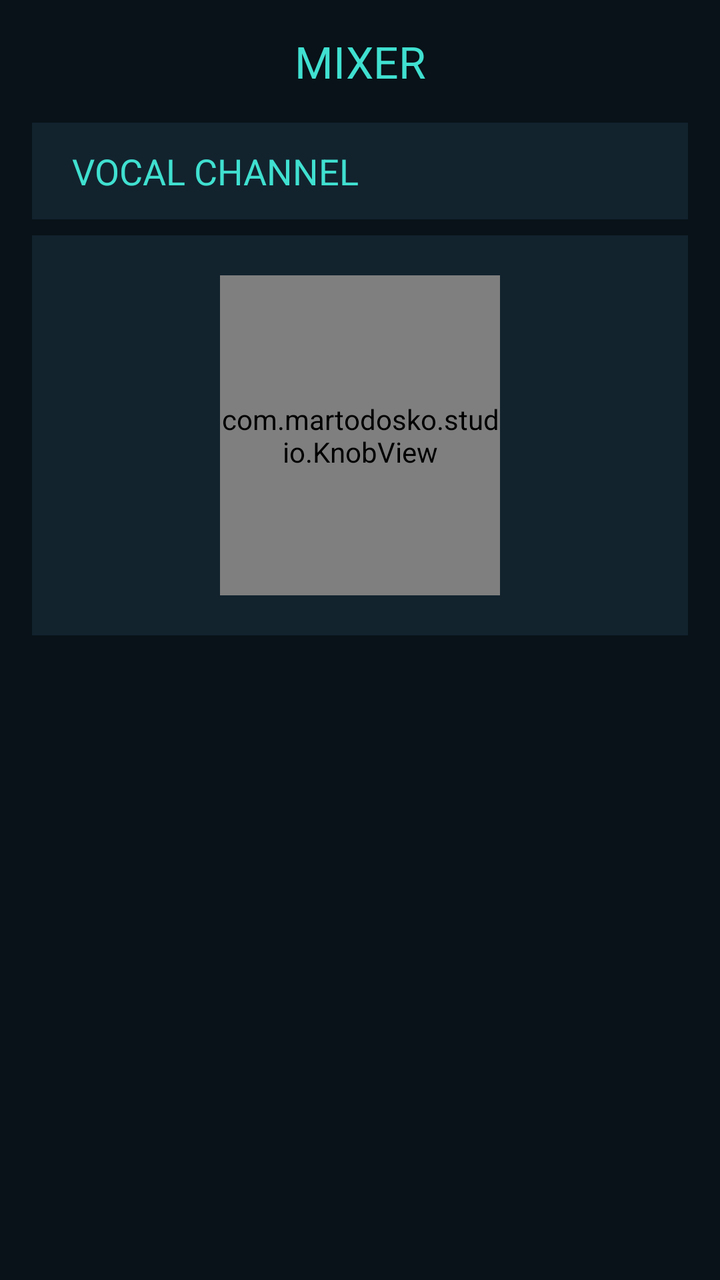
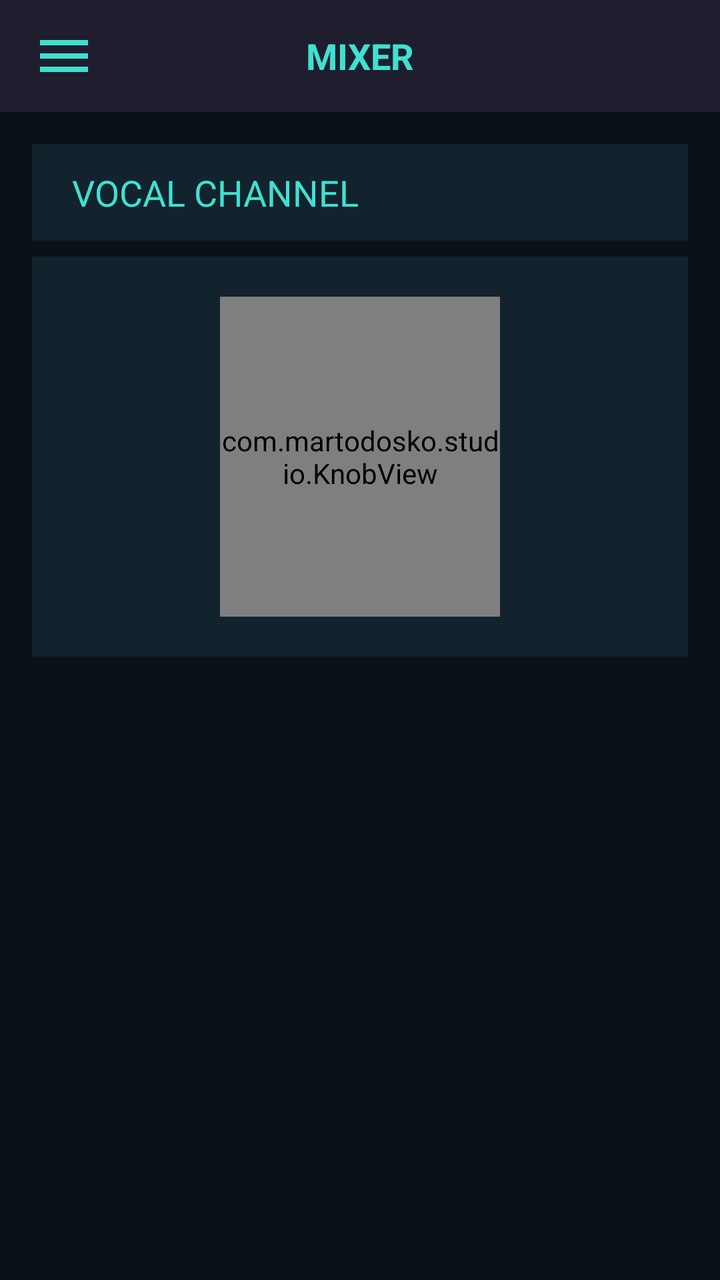

An Android layout rendered at two revisions. The XML below is the earlier revision; the diff shows what the commit changed to produce the second picture.
<!-- AndroidManifest.xml: activity theme Theme.AppCompat.Light.NoActionBar -->
<!-- res/layout/activity_mixer.xml -->
<?xml version="1.0" encoding="utf-8"?>
<ScrollView xmlns:android="http://schemas.android.com/apk/res/android"
    android:layout_width="match_parent"
    android:layout_height="match_parent"
    android:background="#081218"
    android:fillViewport="true">

    <LinearLayout
        android:layout_width="match_parent"
        android:layout_height="wrap_content"
        android:orientation="vertical"
        android:padding="16dp">

        
        <TextView
            android:layout_width="match_parent"
            android:layout_height="wrap_content"
            android:text="MIXER"
            android:textColor="#40E0D0"
            android:textSize="22sp"
            android:gravity="center"
            android:paddingBottom="16dp"/>

        
        <TextView
            android:layout_width="match_parent"
            android:layout_height="wrap_content"
            android:text="VOCAL CHANNEL"
            android:textColor="#40E0D0"
            android:textSize="18sp"
            android:paddingTop="12dp"
            android:paddingBottom="12dp"
            android:paddingLeft="20dp"
            android:paddingRight="20dp"
            android:background="#12232E"/>

        
        <LinearLayout
            android:layout_width="match_parent"
            android:layout_height="wrap_content"
            android:orientation="vertical"
            android:gravity="center_horizontal"
            android:paddingTop="20dp"
            android:paddingBottom="20dp"
            android:background="#12232E"
            android:layout_marginTop="8dp">

            
            <com.martodosko.studio.KnobView
                android:id="@+id/knob_gain"
                android:layout_width="140dp"
                android:layout_height="160dp"/>

            

        </LinearLayout>

    </LinearLayout>
</ScrollView>
<!-- resources referenced by this layout -->
<resources>

</resources>

<!-- the commit's change to res/layout/activity_mixer.xml (unified diff, before → after) -->
@@ -1,59 +1,217 @@
 <?xml version="1.0" encoding="utf-8"?>
-<ScrollView xmlns:android="http://schemas.android.com/apk/res/android"
+<androidx.drawerlayout.widget.DrawerLayout
+    xmlns:android="http://schemas.android.com/apk/res/android"
+    android:id="@+id/drawer_layout"
     android:layout_width="match_parent"
     android:layout_height="match_parent"
-    android:background="#081218"
-    android:fillViewport="true">
-
+    android:background="#121212">
+
+    
     <LinearLayout
         android:layout_width="match_parent"
-        android:layout_height="wrap_content"
+        android:layout_height="match_parent"
+        android:orientation="vertical">
+
+        
+        <LinearLayout
+            android:layout_width="match_parent"
+            android:layout_height="56dp"
+            android:orientation="horizontal"
+            android:gravity="center_vertical"
+            android:background="#1E1E2F"
+            android:paddingHorizontal="16dp">
+
+            
+            <ImageView
+                android:id="@+id/btn_hamburger"
+                android:layout_width="32dp"
+                android:layout_height="32dp"
+                android:src="@drawable/ic_hamburger"
+                android:clickable="true"
+                android:focusable="true"/>
+
+            <TextView
+                android:layout_width="0dp"
+                android:layout_height="wrap_content"
+                android:layout_weight="1"
+                android:text="MIXER"
+                android:textColor="#40E0D0"
+                android:textSize="18sp"
+                android:textStyle="bold"
+                android:gravity="center"/>
+
+            <View
+                android:layout_width="32dp"
+                android:layout_height="32dp"/>
+        </LinearLayout>
+
+        
+        <ScrollView
+            android:layout_width="match_parent"
+            android:layout_height="match_parent"
+            android:background="#081218"
+            android:fillViewport="true">
+
+            <LinearLayout
+                android:layout_width="match_parent"
+                android:layout_height="wrap_content"
+                android:orientation="vertical"
+                android:padding="16dp">
+
+                
+                <TextView
+                    android:layout_width="match_parent"
+                    android:layout_height="wrap_content"
+                    android:text="VOCAL CHANNEL"
+                    android:textColor="#40E0D0"
+                    android:textSize="18sp"
+                    android:paddingTop="12dp"
+                    android:paddingBottom="12dp"
+                    android:paddingLeft="20dp"
+                    android:paddingRight="20dp"
+                    android:background="#12232E"/>
+
+                
+                <LinearLayout
+                    android:layout_width="match_parent"
+                    android:layout_height="wrap_content"
+                    android:orientation="vertical"
+                    android:gravity="center_horizontal"
+                    android:paddingTop="20dp"
+                    android:paddingBottom="20dp"
+                    android:background="#12232E"
+                    android:layout_marginTop="8dp">
+
+                    
+                    <com.martodosko.studio.KnobView
+                        android:id="@+id/knob_gain"
+                        android:layout_width="140dp"
+                        android:layout_height="160dp"/>
+
+                    
+
+                </LinearLayout>
+
+            </LinearLayout>
+        </ScrollView>
+
+    </LinearLayout>
+
+    
+    <LinearLayout
+        android:layout_width="280dp"
+        android:layout_height="match_parent"
+        android:layout_gravity="start"
+        android:background="#1A1A2E"
         android:orientation="vertical"
-        android:padding="16dp">
-
-        
-        <TextView
+        android:elevation="16dp">
+
+        
+        <LinearLayout
             android:layout_width="match_parent"
             android:layout_height="wrap_content"
-            android:text="MIXER"
-            android:textColor="#40E0D0"
-            android:textSize="22sp"
-            android:gravity="center"
-            android:paddingBottom="16dp"/>
-
-        
-        <TextView
-            android:layout_width="match_parent"
-            android:layout_height="wrap_content"
-            android:text="VOCAL CHANNEL"
-            android:textColor="#40E0D0"
-            android:textSize="18sp"
-            android:paddingTop="12dp"
-            android:paddingBottom="12dp"
-            android:paddingLeft="20dp"
-            android:paddingRight="20dp"
-            android:background="#12232E"/>
+            android:orientation="horizontal"
+            android:gravity="center_vertical"
+            android:padding="16dp"
+            android:background="#16162A">
+
+            <TextView
+                android:layout_width="0dp"
+                android:layout_height="wrap_content"
+                android:layout_weight="1"
+                android:text="MENU"
+                android:textColor="#40E0D0"
+                android:textSize="20sp"
+                android:textStyle="bold"/>
+
+            
+            <ImageView
+                android:id="@+id/btn_close_menu"
+                android:layout_width="32dp"
+                android:layout_height="32dp"
+                android:src="@drawable/ic_close"
+                android:clickable="true"
+                android:focusable="true"/>
+        </LinearLayout>
+
+        <View
+            android:layout_width="match_parent"
+            android:layout_height="1dp"
+            android:background="#333344"/>
 
         
         <LinearLayout
             android:layout_width="match_parent"
             android:layout_height="wrap_content"
             android:orientation="vertical"
-            android:gravity="center_horizontal"
-            android:paddingTop="20dp"
-            android:paddingBottom="20dp"
-            android:background="#12232E"
-            android:layout_marginTop="8dp">
-
-            
-            <com.martodosko.studio.KnobView
-                android:id="@+id/knob_gain"
-                android:layout_width="140dp"
-                android:layout_height="160dp"/>
-
-            
-
+            android:paddingTop="8dp">
+
+            <TextView
+                android:id="@+id/menu_mixer"
+                android:layout_width="match_parent"
+                android:layout_height="56dp"
+                android:text="🎚️  Mixer"
+                android:textColor="#40E0D0"
+                android:textSize="16sp"
+                android:gravity="center_vertical"
+                android:paddingStart="24dp"
+                android:clickable="true"/>
+
+            <TextView
+                android:id="@+id/menu_effects"
+                android:layout_width="match_parent"
+                android:layout_height="56dp"
+                android:text="🎸  Guitar Effects"
+                android:textColor="#FFFFFF"
+                android:textSize="16sp"
+                android:gravity="center_vertical"
+                android:paddingStart="24dp"
+                android:clickable="true"/>
+
+            <TextView
+                android:id="@+id/menu_update"
+                android:layout_width="match_parent"
+                android:layout_height="56dp"
+                android:text="🔄  Check Update"
+                android:textColor="#FFFFFF"
+                android:textSize="16sp"
+                android:gravity="center_vertical"
+                android:paddingStart="24dp"
+                android:clickable="true"/>
+
+            <TextView
+                android:id="@+id/menu_help"
+                android:layout_width="match_parent"
+                android:layout_height="56dp"
+                android:text="❓  Help"
+                android:textColor="#FFFFFF"
+                android:textSize="16sp"
+                android:gravity="center_vertical"
+                android:paddingStart="24dp"
+                android:clickable="true"/>
+
+            <TextView
+                android:id="@+id/menu_join"
+                android:layout_width="match_parent"
+                android:layout_height="56dp"
+                android:text="🌐  Join Us"
+                android:textColor="#00BFFF"
+                android:textSize="16sp"
+                android:gravity="center_vertical"
+                android:paddingStart="24dp"
+                android:clickable="true"/>
+
+            <TextView
+                android:id="@+id/menu_about"
+                android:layout_width="match_parent"
+                android:layout_height="56dp"
+                android:text="ℹ️  About"
+                android:textColor="#FFFFFF"
+                android:textSize="16sp"
+                android:gravity="center_vertical"
+                android:paddingStart="24dp"
+                android:clickable="true"/>
         </LinearLayout>
-
     </LinearLayout>
-</ScrollView>
+
+</androidx.drawerlayout.widget.DrawerLayout>
<!-- resource entries referenced after the edit -->
@@ -1,5 +1,18 @@
 <!-- resources referenced by this layout -->
 <resources>
-
+  <!-- drawable ic_close (drawable) -->
+  <vector xmlns:android="http://schemas.android.com/apk/res/android"
+      android:width="24dp" android:height="24dp"
+      android:viewportWidth="24" android:viewportHeight="24">
+    <path android:fillColor="#FF6B6B"
+          android:pathData="M19,6.41L17.59,5 12,10.59 6.41,5 5,6.41 10.59,12 5,17.59 6.41,19 12,13.41 17.59,19 19,17.59 13.41,12z"/>
+  </vector>
+  <!-- drawable ic_hamburger (drawable) -->
+  <vector xmlns:android="http://schemas.android.com/apk/res/android"
+      android:width="24dp" android:height="24dp"
+      android:viewportWidth="24" android:viewportHeight="24">
+    <path android:fillColor="#40E0D0"
+          android:pathData="M3,18h18v-2L3,16v2zM3,13h18v-2L3,11v2zM3,6v2h18L21,6L3,6z"/>
+  </vector>
 </resources>
 
